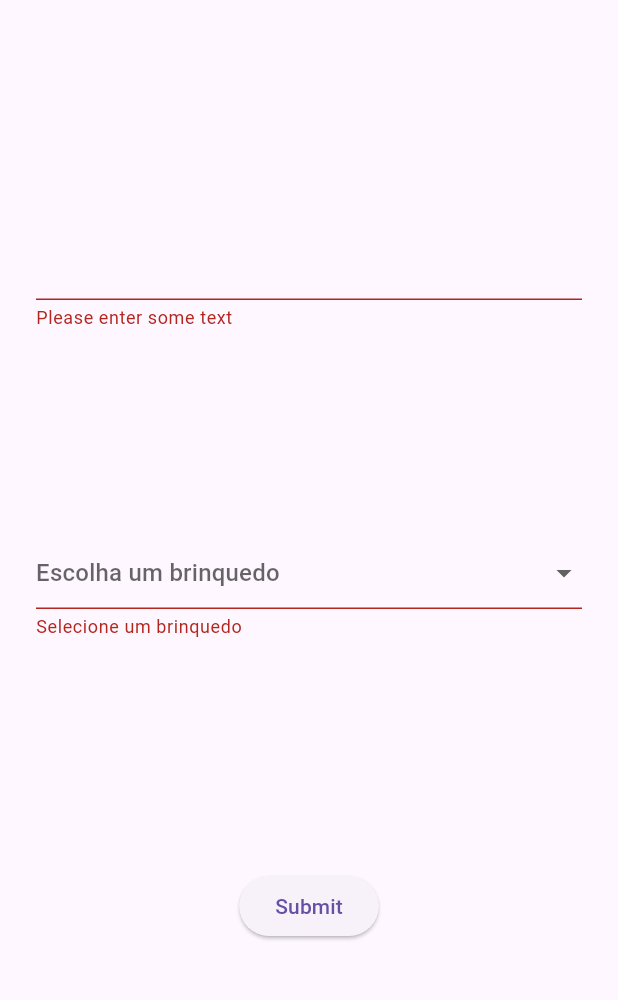
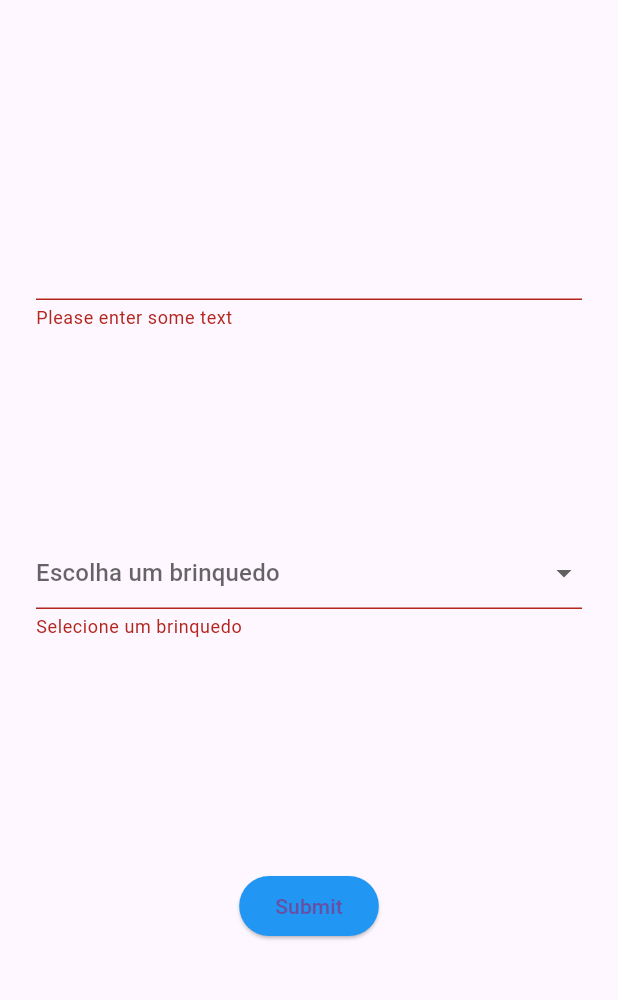
Before and after one commit to MatheusFreitasGabriel/form-flutter, a Flutter app: the screen it shows after launch, after a tap on "Submit", on a phone screen of 412 x 824 dp, the part 63-1063 px from its top. Run offline on Flutter 3.47's test engine with Material 3 defaults, Android fonts, the phone set to English and light mode, and no system bars.

```diff
--- a/lib/main.dart
+++ b/lib/main.dart
@@ -1,3 +1,6 @@
+import 'dart:ui';
+
+import 'package:flutter/cupertino.dart';
 import 'package:flutter/material.dart';
 
 void main() => runApp(const MyApp());
@@ -22,7 +25,6 @@ class MyApp extends StatelessWidget {
   }
 }
 
-// Create a Form widget.
 class MyCustomForm extends StatefulWidget {
   const MyCustomForm({super.key});
 
@@ -32,17 +34,14 @@ class MyCustomForm extends StatefulWidget {
   }
 }
 
-// Create a corresponding State class.
-// This class holds data related to the form.
 class MyCustomFormState extends State<MyCustomForm> {
-  // Create a global key that uniquely identifies the Form widget
-  // and allows validation of the form.
-  //
-  // Note: This is a GlobalKey<FormState>,
-  // not a GlobalKey<MyCustomFormState>.
+
   final _formKey = GlobalKey<FormState>();
 
-  // Variable to hold the selected toy
+  Color neutra = Colors.blue;
+
+  TextEditingController _controller = TextEditingController();
+
   String? _selectedToy;
 
   @override
@@ -57,7 +56,7 @@ class MyCustomFormState extends State<MyCustomForm> {
           Padding(
             padding: const EdgeInsets.symmetric(horizontal: 24),
             child: TextFormField(
-              // The validator receives the text that the user has entered.
+              controller: _controller,
               validator: (value) {
                 if (value == null || value.isEmpty) {
                   return 'Please enter some text';
@@ -103,14 +102,24 @@ class MyCustomFormState extends State<MyCustomForm> {
           Padding(
             padding: const EdgeInsets.symmetric(vertical: 16),
             child: ElevatedButton(
+              style: ElevatedButton.styleFrom(
+                backgroundColor: neutra,
+              ),
               onPressed: () {
-                // Validate returns true if the form is valid, or false otherwise.
                 if (_formKey.currentState!.validate()) {
-                  // If the form is valid, display a snackbar. In the real world,
-                  // you'd often call a server or save the information in a database.
                   ScaffoldMessenger.of(context).showSnackBar(
                     const SnackBar(content: Text('Processing Data')),
                   );
+
+                  if(_controller.text == "freitas"){
+                    setState(() {
+                      neutra = Colors.green;
+                    });
+                  }else{
+                    setState(() {
+                      neutra = Colors.red;
+                    });
+                  }
                 }
               },
               child: const Text('Submit'),
```
